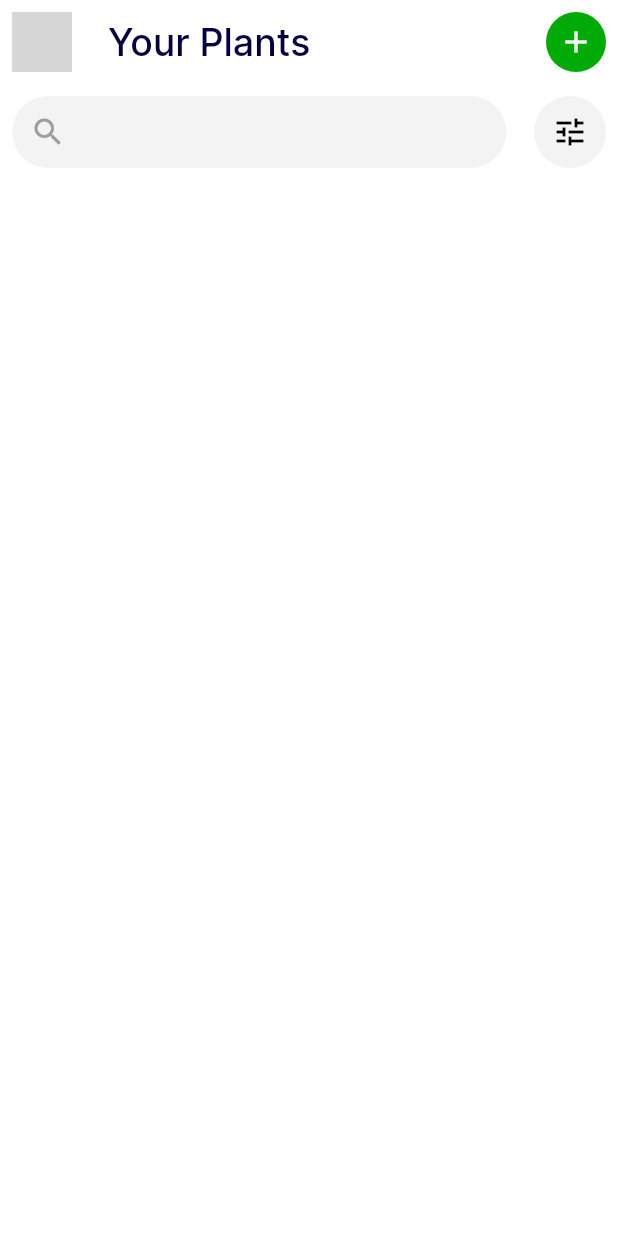
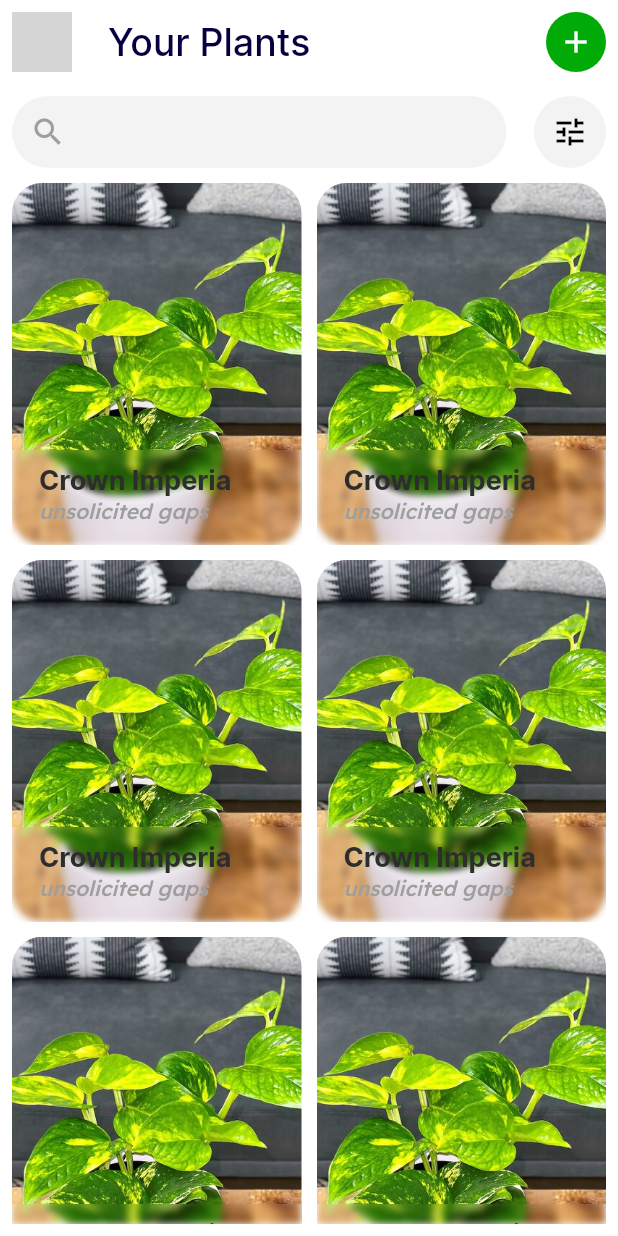
Before and after one commit to Atuoha/plantly, a Flutter app: the HomeScreen screen opened directly, on a phone screen of 412 x 824 dp. Run offline on Flutter 3.47's test engine with Material 2 defaults, Android fonts, the phone set to English and light mode, and no system bars; our stand-ins replace bloc, cloud_firestore, equatable, firebase_auth, firebase_core, flutter_bloc and 5 more; missing offline and left inert: is_first_run; accounts and stored records are empty; network calls fail; grey boxes are pictures that could not be loaded.

Commit message:
auth fix and home screen

```diff
--- a/lib/presentation/screens/auth/auth.dart
+++ b/lib/presentation/screens/auth/auth.dart
@@ -4,10 +4,12 @@ import 'package:plantly/constants/enums/fields.dart';
 import 'package:plantly/presentation/widgets/loading.dart';
 import 'package:plantly/resources/styles_manager.dart';
 
+import '../../../business_logic/auth_bloc/auth_bloc.dart';
 import '../../../business_logic/google_auth/google_auth_cubit.dart';
 import '../../../business_logic/sign_in/sign_in_cubit.dart';
 import '../../../business_logic/sign_up/sign_up_cubit.dart';
 import '../../../constants/color.dart';
+import '../../../constants/enums/auth_status.dart';
 import '../../../constants/enums/process_status.dart';
 import '../../../resources/assets_manager.dart';
 import '../../../resources/font_manager.dart';
@@ -68,28 +70,18 @@ class _AuthScreenState extends State<AuthScreen> {
           );
     } else {
       // sign up
-      try {
-        context.read<SignUpCubit>().signUp(
-          email: emailController.text,
-          password: passwordController.text,
-          fullName: fullNameController.text,
-        );
-        Navigator.of(context).pushNamed(RouteManager.homeScreen);
-      } catch (e) {
-        print('Error');
-      }
 
+      context.read<SignUpCubit>().signUp(
+            email: emailController.text,
+            password: passwordController.text,
+            fullName: fullNameController.text,
+          );
     }
   }
 
   void googleAuthenticate() {
     // google authenticate
-    try {
-      context.read<GoogleAuthCubit>().googleAuth();
-      Navigator.of(context).pushNamed(RouteManager.homeScreen);
-    } catch (e) {
-      print('Error');
-    }
+    context.read<GoogleAuthCubit>().googleAuth();
   }
 
   @override
@@ -133,6 +125,16 @@ class _AuthScreenState extends State<AuthScreen> {
                       errorDialog(context: context, error: state.error);
                     }
                   }),
+
+                  // Auth bLOC
+                  BlocListener<AuthBloc, AuthState>(
+                    listener: (context, state) {
+                      if (state.authStatus == AuthStatus.authenticated) {
+                        Navigator.of(context)
+                            .pushNamed(RouteManager.homeScreen);
+                      }
+                    },
+                  ),
                 ],
                 child: Column(
                   crossAxisAlignment: CrossAxisAlignment.center,
--- a/lib/presentation/screens/main/home.dart
+++ b/lib/presentation/screens/main/home.dart
@@ -1,3 +1,5 @@
+import 'dart:ui';
+
 import 'package:flutter/material.dart';
 import 'package:flutter_bloc/flutter_bloc.dart';
 import 'package:plantly/resources/styles_manager.dart';
@@ -6,6 +8,7 @@ import '../../../business_logic/profile/profile_cubit.dart';
 import '../../../constants/color.dart';
 import '../../../constants/enums/process_status.dart';
 import '../../../resources/font_manager.dart';
+import '../../../resources/route_manager.dart';
 import '../../../resources/values_manager.dart';
 import '../../widgets/loading.dart';
 import '../../widgets/searchbox.dart';
@@ -57,12 +60,16 @@ class _HomeScreenState extends State<HomeScreen> {
             );
           },
         ),
-        actions: const [
+        actions: [
           Padding(
-            padding: EdgeInsets.all(8.0),
+            padding: const EdgeInsets.all(8.0),
             child: CircleAvatar(
               backgroundColor: primaryColor,
-              child: Icon(Icons.add, color: Colors.white),
+              child: GestureDetector(
+                onTap: () => Navigator.of(context)
+                    .pushNamed(RouteManager.createPlantScreen),
+                child: const Icon(Icons.add, color: Colors.white),
+              ),
             ),
           )
         ],
@@ -78,7 +85,81 @@ class _HomeScreenState extends State<HomeScreen> {
         padding: const EdgeInsets.all(8.0),
         child: Column(
           children: [
-            SearchBox()
+            SearchBox(),
+            const SizedBox(height: 10),
+            Expanded(
+              child: GridView(
+                gridDelegate: const SliverGridDelegateWithFixedCrossAxisCount(
+                  crossAxisCount: 2,
+                  crossAxisSpacing: 10,
+                  mainAxisSpacing: 10,
+                  childAspectRatio: 0.8,
+                ),
+                children: List.generate(
+                  10,
+                  (index) => Stack(
+                    children: [
+                      Container(
+                        decoration: BoxDecoration(
+                          borderRadius: BorderRadius.circular(AppSize.s20),
+                          image: const DecorationImage(
+                            image: AssetImage('assets/images/f1.jpg'),
+                            fit: BoxFit.cover,
+                          ),
+                        ),
+                      ),
+                      Positioned(
+                        bottom: 0,
+                        right: 0,
+                        left: 0,
+                        child: ClipRect(
+                          child: BackdropFilter(
+                            filter: ImageFilter.blur(sigmaX: 2.5, sigmaY: 2.5),
+                            child: Container(
+                              height: size.height / 13,
+                              decoration: const BoxDecoration(
+                                borderRadius: BorderRadius.only(
+                                  bottomRight: Radius.circular(AppSize.s20),
+                                  bottomLeft: Radius.circular(AppSize.s20),
+                                ),
+                                // color: Colors.grey.withOpacity(0.5),
+                              ),
+                              child: Padding(
+                                padding: const EdgeInsets.symmetric(
+                                  horizontal: 18.0,
+                                  vertical: 10,
+                                ),
+                                child: Column(
+                                  crossAxisAlignment: CrossAxisAlignment.start,
+                                  children: [
+                                    FittedBox(
+                                      child: Text(
+                                        'Crown Imperia',
+                                        style: getMediumStyle(
+                                          color: darkColor,
+                                          fontSize: FontSize.s18,
+                                        ),
+                                      ),
+                                    ),
+                                    // const SizedBox(height: 5),
+                                    Text(
+                                      'unsolicited gaps',
+                                      style: getItalicsRegularStyle(
+                                        color: Colors.grey.shade500,
+                                      ),
+                                    )
+                                  ],
+                                ),
+                              ),
+                            ),
+                          ),
+                        ),
+                      )
+                    ],
+                  ),
+                ),
+              ),
+            )
           ],
         ),
       ),
--- a/lib/presentation/widgets/error_dialog.dart
+++ b/lib/presentation/widgets/error_dialog.dart
@@ -29,8 +29,9 @@ void errorDialog({required BuildContext context, required CustomError error}) {
           actions: [
             ElevatedButton(
               style: ElevatedButton.styleFrom(
+                padding:const  EdgeInsets.symmetric(horizontal: 5),
                 shape: RoundedRectangleBorder(
-                  borderRadius: BorderRadius.circular(20),
+                  borderRadius: BorderRadius.circular(10),
                 ),
               ),
               onPressed: () => Navigator.of(context).pop(),
--- a/lib/resources/styles_manager.dart
+++ b/lib/resources/styles_manager.dart
@@ -2,7 +2,7 @@ import 'package:flutter/material.dart';
 import 'font_manager.dart';
 
 TextStyle _getTextStyle(
-  double fontSize,
+    double fontSize,
   String fontFamily,
   Color color,
   FontWeight fontWeight,
@@ -26,6 +26,21 @@ TextStyle getRegularStyle({
     FontConstants.fontFamily1,
     color,
     fontWeight,
+  );
+}
+
+// regular fontstyle
+TextStyle getItalicsRegularStyle({
+  fontSize = FontSize.s14,
+  required Color color,
+  fontWeight = FontWeightManager.normal,
+}) {
+  return TextStyle(
+    fontSize:fontSize,
+    fontFamily:FontConstants.fontFamily2,
+    color:color,
+    fontWeight:fontWeight,
+    fontStyle:FontStyle.italic
   );
 }
 
```
Also changed, not shown: assets/images/f1.jpg (added).
